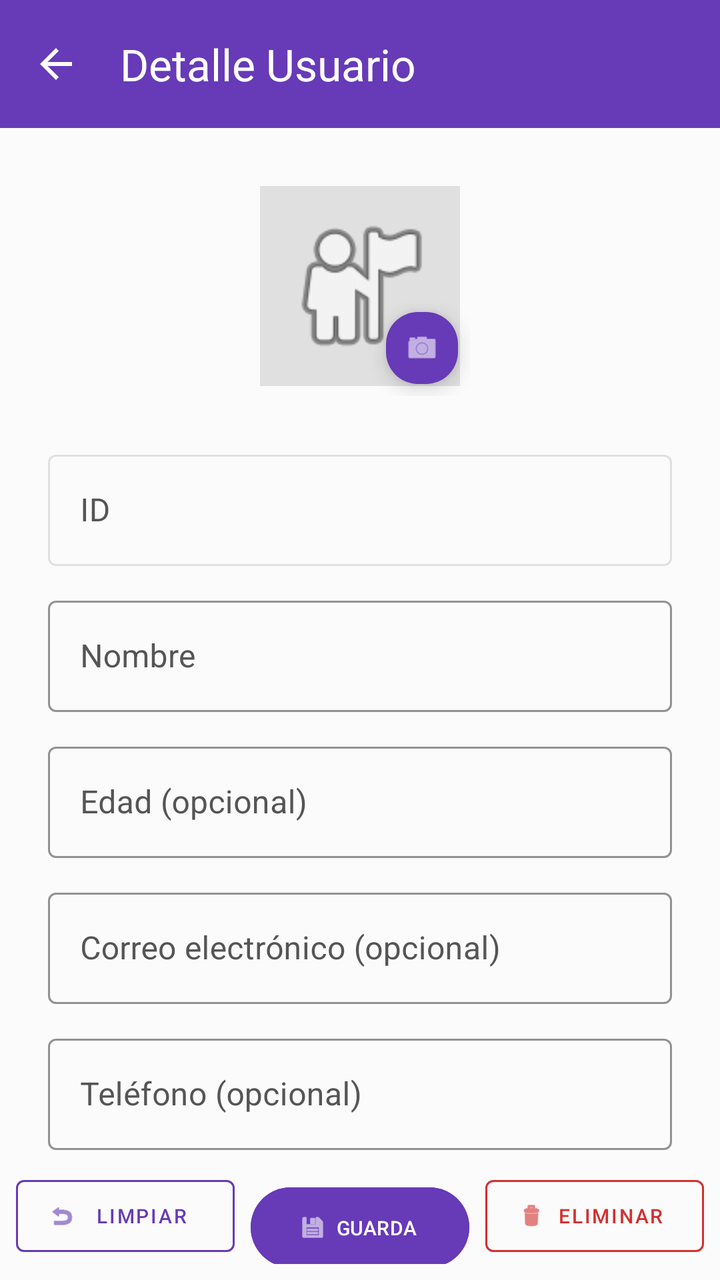
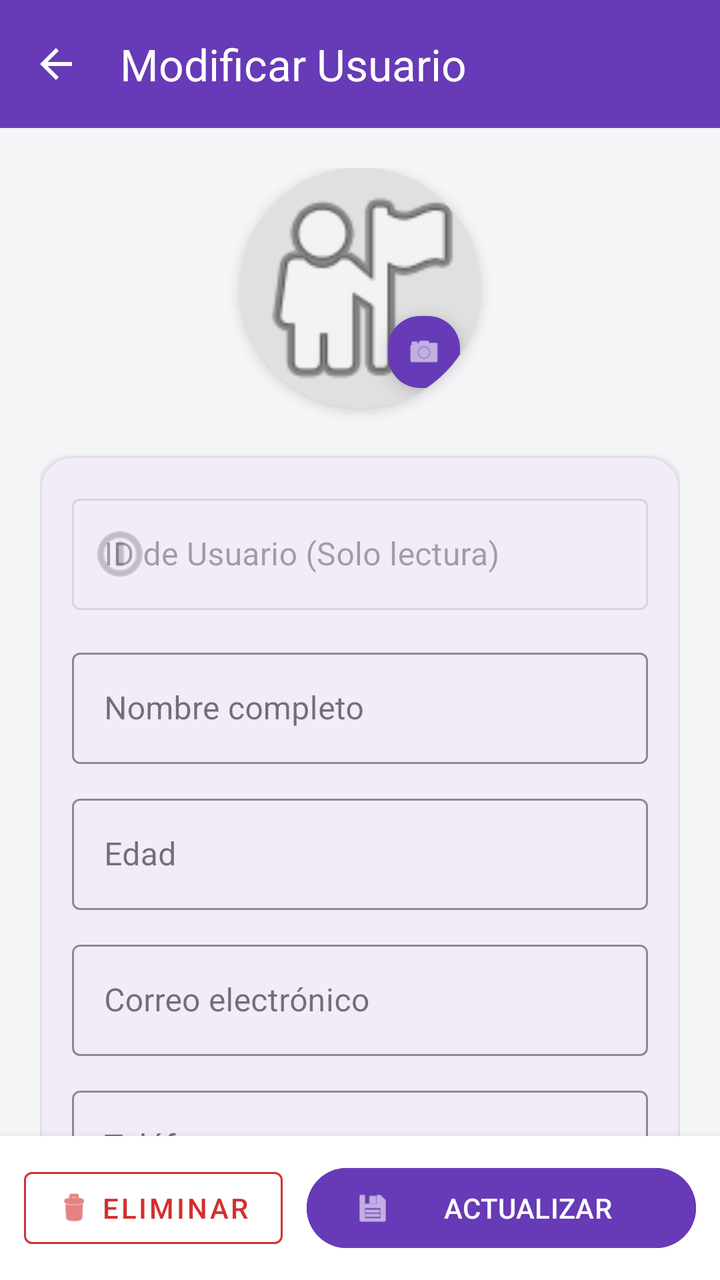

The first picture is an Android layout as it rendered before a commit; the second is the same layout after the commit. The layout source and the unified diff follow.
<!-- AndroidManifest.xml: application theme Theme.BluePrint -->
<!-- res/layout/activity_detalle_usuario.xml -->
<?xml version="1.0" encoding="utf-8"?>
<androidx.constraintlayout.widget.ConstraintLayout
    xmlns:android="http://schemas.android.com/apk/res/android"
    xmlns:app="http://schemas.android.com/apk/res-auto"
    xmlns:tools="http://tools.android.com/tools"
    android:layout_width="match_parent"
    android:layout_height="match_parent"
    android:background="#FBFBFB"
    tools:context=".DetalleUsuarioActivity">

    <com.google.android.material.appbar.MaterialToolbar
        android:id="@+id/toolbar"
        android:layout_width="match_parent"
        android:layout_height="?attr/actionBarSize"
        android:background="#673AB7"
        android:theme="@style/ThemeOverlay.MaterialComponents.Dark.ActionBar"
        app:title="Detalle Usuario"
        app:navigationIcon="?attr/homeAsUpIndicator"
        app:layout_constraintTop_toTopOf="parent"
        app:layout_constraintStart_toStartOf="parent"
        app:layout_constraintEnd_toEndOf="parent" />

    <androidx.core.widget.NestedScrollView
        android:id="@+id/nestedScrollView"
        android:layout_width="match_parent"
        android:layout_height="0dp"
        android:fillViewport="true"
        app:layout_constraintTop_toBottomOf="@id/toolbar"
        app:layout_constraintBottom_toTopOf="@id/layoutButtons"
        app:layout_constraintStart_toStartOf="parent"
        app:layout_constraintEnd_toEndOf="parent">

        <androidx.constraintlayout.widget.ConstraintLayout
            android:layout_width="match_parent"
            android:layout_height="wrap_content"
            android:padding="24dp">

            <FrameLayout
                android:id="@+id/frameAvatar"
                android:layout_width="110dp"
                android:layout_height="110dp"
                app:layout_constraintTop_toTopOf="parent"
                app:layout_constraintStart_toStartOf="parent"
                app:layout_constraintEnd_toEndOf="parent">

                <ImageView
                    android:id="@+id/imgAvatar"
                    android:layout_width="100dp"
                    android:layout_height="100dp"
                    android:layout_gravity="center"
                    android:scaleType="centerCrop"
                    android:src="@android:drawable/ic_menu_myplaces"
                    android:background="#E0E0E0"
                    android:padding="10dp" />

                <com.google.android.material.floatingactionbutton.FloatingActionButton
                    android:id="@+id/fabCamera"
                    android:layout_width="wrap_content"
                    android:layout_height="wrap_content"
                    android:layout_gravity="bottom|end"
                    android:contentDescription="Cambiar foto"
                    android:src="@android:drawable/ic_menu_camera"
                    app:fabCustomSize="36dp"
                    app:maxImageSize="18dp"
                    app:backgroundTint="#673AB7"
                    app:tint="@android:color/white" />
            </FrameLayout>

            <com.google.android.material.textfield.TextInputLayout
                android:id="@+id/tilId"
                style="@style/Widget.MaterialComponents.TextInputLayout.OutlinedBox"
                android:layout_width="match_parent"
                android:layout_height="wrap_content"
                android:layout_marginTop="24dp"
                android:hint="ID"
                android:enabled="false"
                android:textColorHint="#555555"
                app:layout_constraintTop_toBottomOf="@id/frameAvatar"
                app:layout_constraintStart_toStartOf="parent"
                app:layout_constraintEnd_toEndOf="parent">

                <com.google.android.material.textfield.TextInputEditText
                    android:id="@+id/etId"
                    android:layout_width="match_parent"
                    android:layout_height="wrap_content"
                    android:textColor="#444444" />
            </com.google.android.material.textfield.TextInputLayout>

            <com.google.android.material.textfield.TextInputLayout
                android:id="@+id/tilNombre"
                style="@style/Widget.MaterialComponents.TextInputLayout.OutlinedBox"
                android:layout_width="match_parent"
                android:layout_height="wrap_content"
                android:layout_marginTop="12dp"
                android:hint="Nombre"
                android:textColorHint="#555555"
                app:boxStrokeColor="#673AB7"
                app:hintTextColor="#673AB7"
                app:layout_constraintTop_toBottomOf="@id/tilId"
                app:layout_constraintStart_toStartOf="parent"
                app:layout_constraintEnd_toEndOf="parent">

                <com.google.android.material.textfield.TextInputEditText
                    android:id="@+id/etNombre"
                    android:layout_width="match_parent"
                    android:layout_height="wrap_content"
                    android:inputType="textPersonName"
                    android:textColor="#222222" />
            </com.google.android.material.textfield.TextInputLayout>

            <com.google.android.material.textfield.TextInputLayout
                android:id="@+id/tilEdad"
                style="@style/Widget.MaterialComponents.TextInputLayout.OutlinedBox"
                android:layout_width="match_parent"
                android:layout_height="wrap_content"
                android:layout_marginTop="12dp"
                android:hint="Edad (opcional)"
                android:textColorHint="#555555"
                app:boxStrokeColor="#673AB7"
                app:hintTextColor="#673AB7"
                app:layout_constraintTop_toBottomOf="@id/tilNombre"
                app:layout_constraintStart_toStartOf="parent"
                app:layout_constraintEnd_toEndOf="parent">

                <com.google.android.material.textfield.TextInputEditText
                    android:id="@+id/etEdad"
                    android:layout_width="match_parent"
                    android:layout_height="wrap_content"
                    android:inputType="number"
                    android:textColor="#222222" />
            </com.google.android.material.textfield.TextInputLayout>

            <com.google.android.material.textfield.TextInputLayout
                android:id="@+id/tilEmail"
                style="@style/Widget.MaterialComponents.TextInputLayout.OutlinedBox"
                android:layout_width="match_parent"
                android:layout_height="wrap_content"
                android:layout_marginTop="12dp"
                android:hint="Correo electrónico (opcional)"
                android:textColorHint="#555555"
                app:boxStrokeColor="#673AB7"
                app:hintTextColor="#673AB7"
                app:layout_constraintTop_toBottomOf="@id/tilEdad"
                app:layout_constraintStart_toStartOf="parent"
                app:layout_constraintEnd_toEndOf="parent">

                <com.google.android.material.textfield.TextInputEditText
                    android:id="@+id/etEmail"
                    android:layout_width="match_parent"
                    android:layout_height="wrap_content"
                    android:inputType="textEmailAddress"
                    android:textColor="#222222" />
            </com.google.android.material.textfield.TextInputLayout>

            <com.google.android.material.textfield.TextInputLayout
                android:id="@+id/tilTelefono"
                style="@style/Widget.MaterialComponents.TextInputLayout.OutlinedBox"
                android:layout_width="match_parent"
                android:layout_height="wrap_content"
                android:layout_marginTop="12dp"
                android:hint="Teléfono (opcional)"
                android:textColorHint="#555555"
                app:boxStrokeColor="#673AB7"
                app:hintTextColor="#673AB7"
                app:layout_constraintTop_toBottomOf="@id/tilEmail"
                app:layout_constraintStart_toStartOf="parent"
                app:layout_constraintEnd_toEndOf="parent">

                <com.google.android.material.textfield.TextInputEditText
                    android:id="@+id/etTelefono"
                    android:layout_width="match_parent"
                    android:layout_height="wrap_content"
                    android:inputType="phone"
                    android:textColor="#222222" />
            </com.google.android.material.textfield.TextInputLayout>

            <TextView
                android:id="@+id/tvRequiredLabel"
                android:layout_width="wrap_content"
                android:layout_height="wrap_content"
                android:layout_marginStart="4dp"
                android:text="Campos obligatorios"
                android:textColor="#000000"
                android:textSize="12sp"
                app:layout_constraintBottom_toBottomOf="@id/tvAsterisk"
                app:layout_constraintStart_toEndOf="@id/tvAsterisk"
                app:layout_constraintTop_toTopOf="@id/tvAsterisk"
                app:layout_constraintVertical_bias="0.0" />

            <TextView
                android:id="@+id/tvAsterisk"
                android:layout_width="wrap_content"
                android:layout_height="wrap_content"
                android:layout_marginTop="16dp"
                android:layout_marginBottom="16dp"
                android:text="* "
                android:textColor="#D32F2F"
                android:textSize="12sp"
                android:textStyle="bold"
                app:layout_constraintBottom_toBottomOf="parent"
                app:layout_constraintStart_toStartOf="parent"
                app:layout_constraintTop_toBottomOf="@id/tilTelefono"
                app:layout_constraintVertical_bias="0.091" />

        </androidx.constraintlayout.widget.ConstraintLayout>
    </androidx.core.widget.NestedScrollView>

    <LinearLayout
        android:id="@+id/layoutButtons"
        android:layout_width="match_parent"
        android:layout_height="wrap_content"
        android:orientation="horizontal"
        android:padding="8dp"
        android:weightSum="3"
        android:background="#FBFBFB"
        app:layout_constraintBottom_toBottomOf="parent"
        app:layout_constraintStart_toStartOf="parent"
        app:layout_constraintEnd_toEndOf="parent">

        <com.google.android.material.button.MaterialButton
            android:id="@+id/btnClean"
            style="@style/Widget.MaterialComponents.Button.OutlinedButton"
            android:layout_width="0dp"
            android:layout_height="wrap_content"
            android:layout_weight="1"
            android:layout_marginEnd="4dp"
            android:text="LIMPIAR"
            android:textSize="10sp"
            android:maxLines="1"
            android:ellipsize="none"
            android:textColor="#673AB7"
            app:strokeColor="#673AB7"
            app:icon="@android:drawable/ic_menu_revert"
            app:iconTint="#673AB7"
            app:iconSize="14dp"
            app:iconPadding="2dp"
            android:paddingStart="6dp"
            android:paddingEnd="6dp" />

        <com.google.android.material.button.MaterialButton
            android:id="@+id/btnSave"
            android:layout_width="0dp"
            android:layout_height="wrap_content"
            android:layout_weight="1"
            android:layout_marginHorizontal="4dp"
            android:text="GUARDAR"
            android:textSize="10sp"
            android:maxLines="1"
            android:ellipsize="none"
            android:backgroundTint="#673AB7"
            app:icon="@android:drawable/ic_menu_save"
            app:iconTint="@android:color/white"
            app:iconSize="14dp"
            app:iconPadding="2dp"
            android:paddingStart="6dp"
            android:paddingEnd="6dp" />

        <com.google.android.material.button.MaterialButton
            android:id="@+id/btnDelete"
            style="@style/Widget.MaterialComponents.Button.OutlinedButton"
            android:layout_width="0dp"
            android:layout_height="wrap_content"
            android:layout_weight="1"
            android:layout_marginStart="4dp"
            android:text="ELIMINAR"
            android:textSize="10sp"
            android:maxLines="1"
            android:ellipsize="none"
            android:textColor="#D32F2F"
            app:strokeColor="#D32F2F"
            app:icon="@android:drawable/ic_menu_delete"
            app:iconTint="#D32F2F"
            app:iconSize="14dp"
            app:iconPadding="2dp"
            android:paddingStart="6dp"
            android:paddingEnd="6dp" />

    </LinearLayout>

</androidx.constraintlayout.widget.ConstraintLayout>
<!-- resources referenced by this layout -->
<resources>
  <style name="Theme.BluePrint" parent="Base.Theme.BluePrint" />
  <style name="Base.Theme.BluePrint" parent="Theme.Material3.DayNight.NoActionBar">
          
          
      </style>
</resources>

<!-- the commit's change to res/layout/activity_detalle_usuario.xml (unified diff, before → after) -->
@@ -5,7 +5,7 @@
     xmlns:tools="http://tools.android.com/tools"
     android:layout_width="match_parent"
     android:layout_height="match_parent"
-    android:background="#FBFBFB"
+    android:background="#F5F5F7"
     tools:context=".DetalleUsuarioActivity">
 
     <com.google.android.material.appbar.MaterialToolbar
@@ -14,7 +14,7 @@
         android:layout_height="?attr/actionBarSize"
         android:background="#673AB7"
         android:theme="@style/ThemeOverlay.MaterialComponents.Dark.ActionBar"
-        app:title="Detalle Usuario"
+        app:title="Modificar Usuario"
         app:navigationIcon="?attr/homeAsUpIndicator"
         app:layout_constraintTop_toTopOf="parent"
         app:layout_constraintStart_toStartOf="parent"
@@ -33,159 +33,155 @@
         <androidx.constraintlayout.widget.ConstraintLayout
             android:layout_width="match_parent"
             android:layout_height="wrap_content"
-            android:padding="24dp">
-
-            <FrameLayout
-                android:id="@+id/frameAvatar"
-                android:layout_width="110dp"
-                android:layout_height="110dp"
+            android:padding="20dp">
+
+            <com.google.android.material.card.MaterialCardView
+                android:id="@+id/cardAvatar"
+                android:layout_width="wrap_content"
+                android:layout_height="wrap_content"
+                app:cardCornerRadius="60dp"
+                app:cardElevation="4dp"
+                app:strokeWidth="0dp"
                 app:layout_constraintTop_toTopOf="parent"
                 app:layout_constraintStart_toStartOf="parent"
                 app:layout_constraintEnd_toEndOf="parent">
 
-                <ImageView
-                    android:id="@+id/imgAvatar"
-                    android:layout_width="100dp"
-                    android:layout_height="100dp"
-                    android:layout_gravity="center"
-                    android:scaleType="centerCrop"
-                    android:src="@android:drawable/ic_menu_myplaces"
-                    android:background="#E0E0E0"
-                    android:padding="10dp" />
-
-                <com.google.android.material.floatingactionbutton.FloatingActionButton
-                    android:id="@+id/fabCamera"
-                    android:layout_width="wrap_content"
-                    android:layout_height="wrap_content"
-                    android:layout_gravity="bottom|end"
-                    android:contentDescription="Cambiar foto"
-                    android:src="@android:drawable/ic_menu_camera"
-                    app:fabCustomSize="36dp"
-                    app:maxImageSize="18dp"
-                    app:backgroundTint="#673AB7"
-                    app:tint="@android:color/white" />
-            </FrameLayout>
-
-            <com.google.android.material.textfield.TextInputLayout
-                android:id="@+id/tilId"
-                style="@style/Widget.MaterialComponents.TextInputLayout.OutlinedBox"
+                <FrameLayout
+                    android:layout_width="120dp"
+                    android:layout_height="120dp">
+
+                    <ImageView
+                        android:id="@+id/imgAvatar"
+                        android:layout_width="match_parent"
+                        android:layout_height="match_parent"
+                        android:scaleType="centerCrop"
+                        android:src="@android:drawable/ic_menu_myplaces"
+                        android:background="#E0E0E0" />
+
+                    <com.google.android.material.floatingactionbutton.FloatingActionButton
+                        android:id="@+id/fabCamera"
+                        android:layout_width="wrap_content"
+                        android:layout_height="wrap_content"
+                        android:layout_gravity="bottom|end"
+                        android:layout_margin="4dp"
+                        android:contentDescription="Cambiar foto"
+                        android:src="@android:drawable/ic_menu_camera"
+                        app:fabCustomSize="36dp"
+                        app:maxImageSize="18dp"
+                        app:backgroundTint="#673AB7"
+                        app:tint="@android:color/white" />
+                </FrameLayout>
+            </com.google.android.material.card.MaterialCardView>
+
+            <com.google.android.material.card.MaterialCardView
+                android:id="@+id/cardInfo"
                 android:layout_width="match_parent"
                 android:layout_height="wrap_content"
                 android:layout_marginTop="24dp"
-                android:hint="ID"
-                android:enabled="false"
-                android:textColorHint="#555555"
-                app:layout_constraintTop_toBottomOf="@id/frameAvatar"
+                app:cardCornerRadius="16dp"
+                app:cardElevation="2dp"
+                app:strokeWidth="1dp"
+                app:strokeColor="#E0E0E0"
+                app:layout_constraintTop_toBottomOf="@id/cardAvatar"
                 app:layout_constraintStart_toStartOf="parent"
                 app:layout_constraintEnd_toEndOf="parent">
 
-                <com.google.android.material.textfield.TextInputEditText
-                    android:id="@+id/etId"
+                <LinearLayout
                     android:layout_width="match_parent"
                     android:layout_height="wrap_content"
-                    android:textColor="#444444" />
-            </com.google.android.material.textfield.TextInputLayout>
-
-            <com.google.android.material.textfield.TextInputLayout
-                android:id="@+id/tilNombre"
-                style="@style/Widget.MaterialComponents.TextInputLayout.OutlinedBox"
-                android:layout_width="match_parent"
-                android:layout_height="wrap_content"
-                android:layout_marginTop="12dp"
-                android:hint="Nombre"
-                android:textColorHint="#555555"
-                app:boxStrokeColor="#673AB7"
-                app:hintTextColor="#673AB7"
-                app:layout_constraintTop_toBottomOf="@id/tilId"
-                app:layout_constraintStart_toStartOf="parent"
-                app:layout_constraintEnd_toEndOf="parent">
-
-                <com.google.android.material.textfield.TextInputEditText
-                    android:id="@+id/etNombre"
-                    android:layout_width="match_parent"
-                    android:layout_height="wrap_content"
-                    android:inputType="textPersonName"
-                    android:textColor="#222222" />
-            </com.google.android.material.textfield.TextInputLayout>
-
-            <com.google.android.material.textfield.TextInputLayout
-                android:id="@+id/tilEdad"
-                style="@style/Widget.MaterialComponents.TextInputLayout.OutlinedBox"
-                android:layout_width="match_parent"
-                android:layout_height="wrap_content"
-                android:layout_marginTop="12dp"
-                android:hint="Edad (opcional)"
-                android:textColorHint="#555555"
-                app:boxStrokeColor="#673AB7"
-                app:hintTextColor="#673AB7"
-                app:layout_constraintTop_toBottomOf="@id/tilNombre"
-                app:layout_constraintStart_toStartOf="parent"
-                app:layout_constraintEnd_toEndOf="parent">
-
-                <com.google.android.material.textfield.TextInputEditText
-                    android:id="@+id/etEdad"
-                    android:layout_width="match_parent"
-                    android:layout_height="wrap_content"
-                    android:inputType="number"
-                    android:textColor="#222222" />
-            </com.google.android.material.textfield.TextInputLayout>
-
-            <com.google.android.material.textfield.TextInputLayout
-                android:id="@+id/tilEmail"
-                style="@style/Widget.MaterialComponents.TextInputLayout.OutlinedBox"
-                android:layout_width="match_parent"
-                android:layout_height="wrap_content"
-                android:layout_marginTop="12dp"
-                android:hint="Correo electrónico (opcional)"
-                android:textColorHint="#555555"
-                app:boxStrokeColor="#673AB7"
-                app:hintTextColor="#673AB7"
-                app:layout_constraintTop_toBottomOf="@id/tilEdad"
-                app:layout_constraintStart_toStartOf="parent"
-                app:layout_constraintEnd_toEndOf="parent">
-
-                <com.google.android.material.textfield.TextInputEditText
-                    android:id="@+id/etEmail"
-                    android:layout_width="match_parent"
-                    android:layout_height="wrap_content"
-                    android:inputType="textEmailAddress"
-                    android:textColor="#222222" />
-            </com.google.android.material.textfield.TextInputLayout>
-
-            <com.google.android.material.textfield.TextInputLayout
-                android:id="@+id/tilTelefono"
-                style="@style/Widget.MaterialComponents.TextInputLayout.OutlinedBox"
-                android:layout_width="match_parent"
-                android:layout_height="wrap_content"
-                android:layout_marginTop="12dp"
-                android:hint="Teléfono (opcional)"
-                android:textColorHint="#555555"
-                app:boxStrokeColor="#673AB7"
-                app:hintTextColor="#673AB7"
-                app:layout_constraintTop_toBottomOf="@id/tilEmail"
-                app:layout_constraintStart_toStartOf="parent"
-                app:layout_constraintEnd_toEndOf="parent">
-
-                <com.google.android.material.textfield.TextInputEditText
-                    android:id="@+id/etTelefono"
-                    android:layout_width="match_parent"
-                    android:layout_height="wrap_content"
-                    android:inputType="phone"
-                    android:textColor="#222222" />
-            </com.google.android.material.textfield.TextInputLayout>
-
-            <TextView
-                android:id="@+id/tvRequiredLabel"
-                android:layout_width="wrap_content"
-                android:layout_height="wrap_content"
-                android:layout_marginStart="4dp"
-                android:text="Campos obligatorios"
-                android:textColor="#000000"
-                android:textSize="12sp"
-                app:layout_constraintBottom_toBottomOf="@id/tvAsterisk"
-                app:layout_constraintStart_toEndOf="@id/tvAsterisk"
-                app:layout_constraintTop_toTopOf="@id/tvAsterisk"
-                app:layout_constraintVertical_bias="0.0" />
+                    android:orientation="vertical"
+                    android:padding="16dp">
+
+                    <com.google.android.material.textfield.TextInputLayout
+                        android:id="@+id/tilId"
+                        style="@style/Widget.MaterialComponents.TextInputLayout.OutlinedBox"
+                        android:layout_width="match_parent"
+                        android:layout_height="wrap_content"
+                        android:hint="ID de Usuario (Solo lectura)"
+                        android:enabled="false"
+                        app:startIconDrawable="@android:drawable/ic_menu_info_details">
+
+                        <com.google.android.material.textfield.TextInputEditText
+                            android:id="@+id/etId"
+                            android:layout_width="match_parent"
+                            android:layout_height="wrap_content"
+                            android:textColor="#888888" />
+                    </com.google.android.material.textfield.TextInputLayout>
+
+                    <com.google.android.material.textfield.TextInputLayout
+                        android:id="@+id/tilNombre"
+                        style="@style/Widget.MaterialComponents.TextInputLayout.OutlinedBox"
+                        android:layout_width="match_parent"
+                        android:layout_height="wrap_content"
+                        android:layout_marginTop="16dp"
+                        android:hint="Nombre completo"
+                        app:boxStrokeColor="#673AB7"
+                        app:hintTextColor="#673AB7">
+
+                        <com.google.android.material.textfield.TextInputEditText
+                            android:id="@+id/etNombre"
+                            android:layout_width="match_parent"
+                            android:layout_height="wrap_content"
+                            android:inputType="textPersonName"
+                            android:textColor="#222222" />
+                    </com.google.android.material.textfield.TextInputLayout>
+
+                    <com.google.android.material.textfield.TextInputLayout
+                        android:id="@+id/tilEdad"
+                        style="@style/Widget.MaterialComponents.TextInputLayout.OutlinedBox"
+                        android:layout_width="match_parent"
+                        android:layout_height="wrap_content"
+                        android:layout_marginTop="12dp"
+                        android:hint="Edad"
+                        app:boxStrokeColor="#673AB7"
+                        app:hintTextColor="#673AB7">
+
+                        <com.google.android.material.textfield.TextInputEditText
+                            android:id="@+id/etEdad"
+                            android:layout_width="match_parent"
+                            android:layout_height="wrap_content"
+                            android:inputType="number"
+                            android:textColor="#222222" />
+                    </com.google.android.material.textfield.TextInputLayout>
+
+                    <com.google.android.material.textfield.TextInputLayout
+                        android:id="@+id/tilEmail"
+                        style="@style/Widget.MaterialComponents.TextInputLayout.OutlinedBox"
+                        android:layout_width="match_parent"
+                        android:layout_height="wrap_content"
+                        android:layout_marginTop="12dp"
+                        android:hint="Correo electrónico"
+                        app:boxStrokeColor="#673AB7"
+                        app:hintTextColor="#673AB7">
+
+                        <com.google.android.material.textfield.TextInputEditText
+                            android:id="@+id/etEmail"
+                            android:layout_width="match_parent"
+                            android:layout_height="wrap_content"
+                            android:inputType="textEmailAddress"
+                            android:textColor="#222222" />
+                    </com.google.android.material.textfield.TextInputLayout>
+
+                    <com.google.android.material.textfield.TextInputLayout
+                        android:id="@+id/tilTelefono"
+                        style="@style/Widget.MaterialComponents.TextInputLayout.OutlinedBox"
+                        android:layout_width="match_parent"
+                        android:layout_height="wrap_content"
+                        android:layout_marginTop="12dp"
+                        android:hint="Teléfono"
+                        app:boxStrokeColor="#673AB7"
+                        app:hintTextColor="#673AB7">
+
+                        <com.google.android.material.textfield.TextInputEditText
+                            android:id="@+id/etTelefono"
+                            android:layout_width="match_parent"
+                            android:layout_height="wrap_content"
+                            android:inputType="phone"
+                            android:textColor="#222222" />
+                    </com.google.android.material.textfield.TextInputLayout>
+
+                </LinearLayout>
+            </com.google.android.material.card.MaterialCardView>
 
             <TextView
                 android:id="@+id/tvAsterisk"
@@ -198,9 +194,21 @@
                 android:textSize="12sp"
                 android:textStyle="bold"
                 app:layout_constraintBottom_toBottomOf="parent"
-                app:layout_constraintStart_toStartOf="parent"
-                app:layout_constraintTop_toBottomOf="@id/tilTelefono"
-                app:layout_constraintVertical_bias="0.091" />
+                app:layout_constraintStart_toStartOf="@id/cardInfo"
+                app:layout_constraintTop_toBottomOf="@id/cardInfo"
+                app:layout_constraintVertical_bias="0.0" />
+
+            <TextView
+                android:id="@+id/tvRequiredLabel"
+                android:layout_width="wrap_content"
+                android:layout_height="wrap_content"
+                android:layout_marginStart="4dp"
+                android:text="Campos obligatorios para actualizar"
+                android:textColor="#666666"
+                android:textSize="12sp"
+                app:layout_constraintBottom_toBottomOf="@id/tvAsterisk"
+                app:layout_constraintStart_toEndOf="@id/tvAsterisk"
+                app:layout_constraintTop_toTopOf="@id/tvAsterisk" />
 
         </androidx.constraintlayout.widget.ConstraintLayout>
     </androidx.core.widget.NestedScrollView>
@@ -210,50 +218,12 @@
         android:layout_width="match_parent"
         android:layout_height="wrap_content"
         android:orientation="horizontal"
-        android:padding="8dp"
-        android:weightSum="3"
-        android:background="#FBFBFB"
+        android:padding="12dp"
+        android:background="#FFFFFF"
+        android:elevation="8dp"
         app:layout_constraintBottom_toBottomOf="parent"
         app:layout_constraintStart_toStartOf="parent"
         app:layout_constraintEnd_toEndOf="parent">
-
-        <com.google.android.material.button.MaterialButton
-            android:id="@+id/btnClean"
-            style="@style/Widget.MaterialComponents.Button.OutlinedButton"
-            android:layout_width="0dp"
-            android:layout_height="wrap_content"
-            android:layout_weight="1"
-            android:layout_marginEnd="4dp"
-            android:text="LIMPIAR"
-            android:textSize="10sp"
-            android:maxLines="1"
-            android:ellipsize="none"
-            android:textColor="#673AB7"
-            app:strokeColor="#673AB7"
-            app:icon="@android:drawable/ic_menu_revert"
-            app:iconTint="#673AB7"
-            app:iconSize="14dp"
-            app:iconPadding="2dp"
-            android:paddingStart="6dp"
-            android:paddingEnd="6dp" />
-
-        <com.google.android.material.button.MaterialButton
-            android:id="@+id/btnSave"
-            android:layout_width="0dp"
-            android:layout_height="wrap_content"
-            android:layout_weight="1"
-            android:layout_marginHorizontal="4dp"
-            android:text="GUARDAR"
-            android:textSize="10sp"
-            android:maxLines="1"
-            android:ellipsize="none"
-            android:backgroundTint="#673AB7"
-            app:icon="@android:drawable/ic_menu_save"
-            app:iconTint="@android:color/white"
-            app:iconSize="14dp"
-            app:iconPadding="2dp"
-            android:paddingStart="6dp"
-            android:paddingEnd="6dp" />
 
         <com.google.android.material.button.MaterialButton
             android:id="@+id/btnDelete"
@@ -261,19 +231,23 @@
             android:layout_width="0dp"
             android:layout_height="wrap_content"
             android:layout_weight="1"
-            android:layout_marginStart="4dp"
+            android:layout_marginEnd="6dp"
             android:text="ELIMINAR"
-            android:textSize="10sp"
-            android:maxLines="1"
-            android:ellipsize="none"
             android:textColor="#D32F2F"
             app:strokeColor="#D32F2F"
             app:icon="@android:drawable/ic_menu_delete"
-            app:iconTint="#D32F2F"
-            app:iconSize="14dp"
-            app:iconPadding="2dp"
-            android:paddingStart="6dp"
-            android:paddingEnd="6dp" />
+            app:iconTint="#D32F2F" />
+
+        <com.google.android.material.button.MaterialButton
+            android:id="@+id/btnSave"
+            android:layout_width="0dp"
+            android:layout_height="wrap_content"
+            android:layout_weight="1.5"
+            android:layout_marginStart="6dp"
+            android:text="ACTUALIZAR"
+            android:backgroundTint="#673AB7"
+            app:icon="@android:drawable/ic_menu_save"
+            app:iconTint="@android:color/white" />
 
     </LinearLayout>
 
